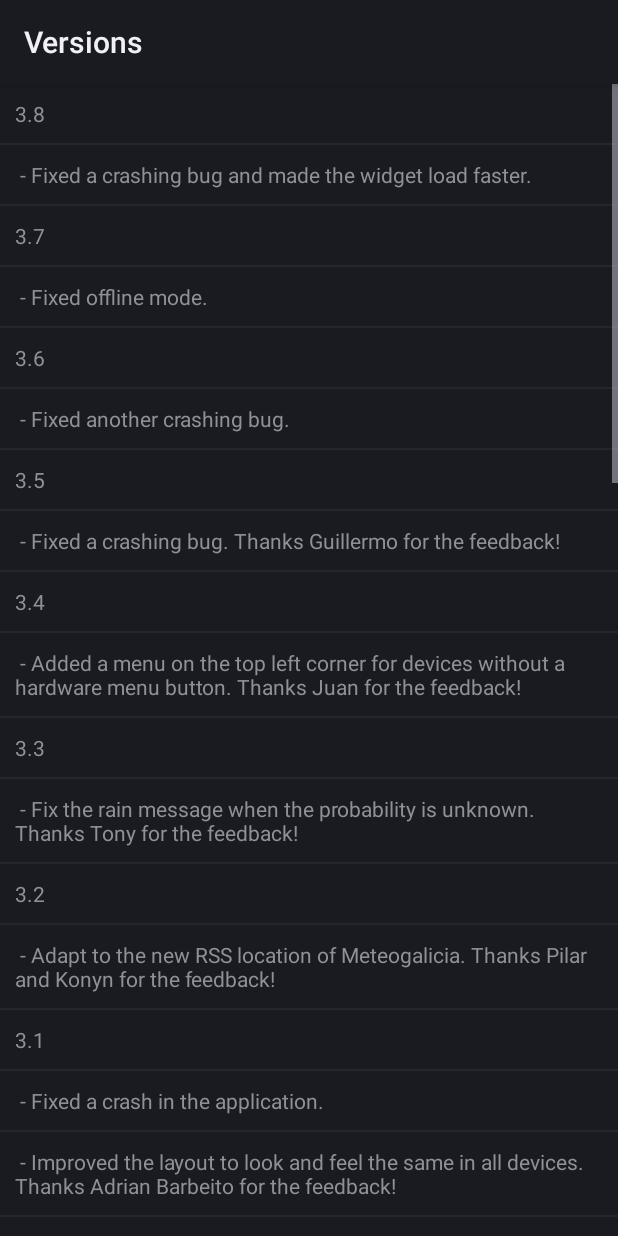
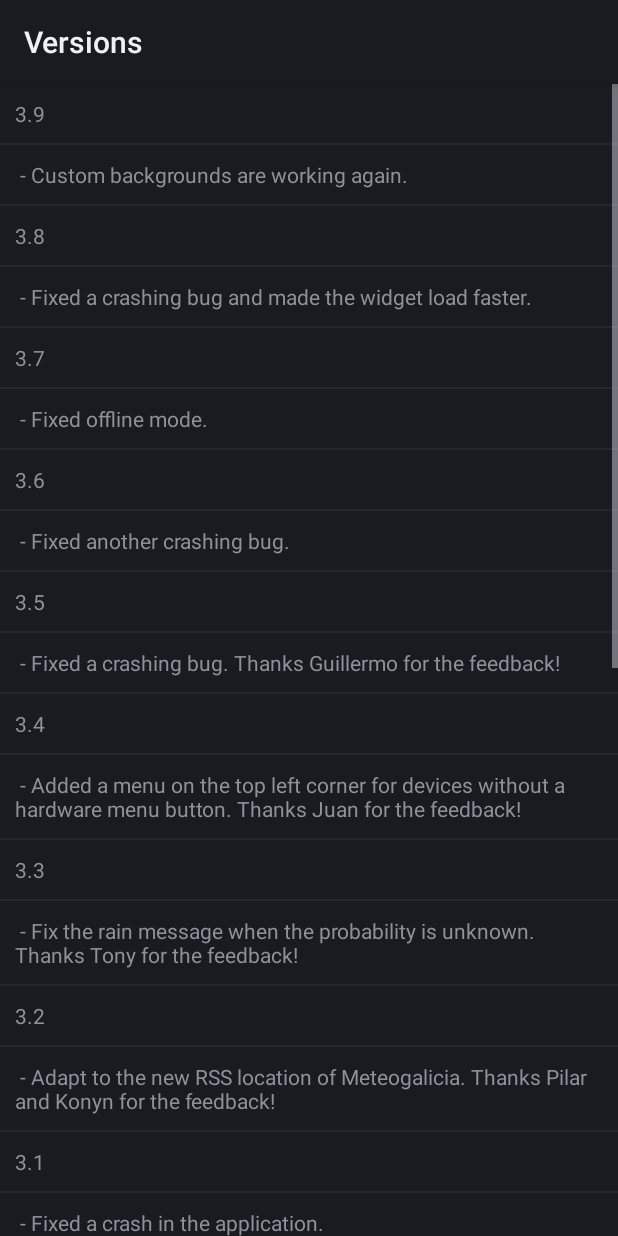
Before and after one commit to rubenlg/otempo, an Android app: the screen it shows after launch (ChangeLog), after a tap on "Versions", on a phone screen of 412 x 824 dp. Run offline under Robolectric (Android 15) with nearby library versions, the phone set to English and light mode, and no system bars; 4 statements that could not run were skipped; 1 other tap on this screen came first.

Commit message:
Fix custom backgrounds. Bump version code.

```diff
--- a/app/src/main/AndroidManifest.xml
+++ b/app/src/main/AndroidManifest.xml
@@ -1,12 +1,14 @@
 <?xml version="1.0" encoding="utf-8"?>
 <manifest xmlns:android="http://schemas.android.com/apk/res/android"
     package="org.otempo"
-    android:versionCode="29"
-    android:versionName="3.8">
+    android:versionCode="30"
+    android:versionName="3.9">
 
     <uses-permission android:name="android.permission.INTERNET" />
     <uses-permission android:name="android.permission.ACCESS_COARSE_LOCATION" />
     <uses-permission android:name="android.permission.ACCESS_NETWORK_STATE" />
+    <!-- This one is needed for the custom backgrounds -->
+    <uses-permission android:name="android.permission.READ_EXTERNAL_STORAGE" />
 
     <application
         android:allowBackup="false"
--- a/app/src/main/java/org/otempo/view/ChangeLog.java
+++ b/app/src/main/java/org/otempo/view/ChangeLog.java
@@ -34,6 +34,7 @@ public class ChangeLog extends ListActivity {
     protected void onCreate(Bundle savedInstanceState) {
         super.onCreate(savedInstanceState);
         Version[] versions = {
+                new Version("3.9", R.array.changelog_3_9),
                 new Version("3.8", R.array.changelog_3_8),
                 new Version("3.7", R.array.changelog_3_7),
                 new Version("3.6", R.array.changelog_3_6),
@@ -47,11 +48,6 @@ public class ChangeLog extends ListActivity {
                 new Version("2.7", R.array.changelog_2_7),
                 new Version("2.6", R.array.changelog_2_6),
                 new Version("2.5", R.array.changelog_2_5),
-                new Version("2.4", R.array.changelog_2_4),
-                new Version("2.3", R.array.changelog_2_3),
-                new Version("2.2", R.array.changelog_2_2),
-                new Version("2.1", R.array.changelog_2_1),
-                new Version("2.0", R.array.changelog_2_0),
         };
 
         ArrayList<String> changes = new ArrayList<>();
--- a/app/src/main/java/org/otempo/view/StationActivity.java
+++ b/app/src/main/java/org/otempo/view/StationActivity.java
@@ -243,7 +243,7 @@ public class StationActivity extends Activity implements OnSharedPreferenceChang
     @Override
     protected void onResume() {
         super.onResume();
-        maybeRequestPermission();
+        maybeRequestLocationPermission();
         Station station = _stationManager.getStation();
         if (station != null) {
             fetchThenShow(station, false);
@@ -343,13 +343,14 @@ public class StationActivity extends Activity implements OnSharedPreferenceChang
                 findViewById(R.id.scrollView).setBackgroundResource(R.drawable.background);
             }
         } else if (_background.equals("user_image")) {
+            maybeRequestStoragePermission();
             String fileName = prefs.getString(Preferences.PREF_BACKGROUND_USER_IMAGE, "");
             // No permitimos imágenes de más de 1000 pixeles de ancho o alto, para no petar la memoria con esta imagen
             int maxW = Math.max((int) (getResources().getDisplayMetrics().widthPixels * 1.5), 1000);
             int maxH = Math.max((int) (getResources().getDisplayMetrics().heightPixels * 1.5), 1000);
             Bitmap bitmap = BitmapUtils.safeDecodeFile(new File(fileName), maxW, maxH);
-            BitmapDrawable image = new BitmapDrawable(bitmap);
-            findViewById(R.id.scrollView).setBackgroundDrawable(image);
+            BitmapDrawable image = new BitmapDrawable(getResources(), bitmap);
+            findViewById(R.id.scrollView).setBackground(image);
         }
         if (mustUpdate) {
             updateLayout();
@@ -660,23 +661,6 @@ public class StationActivity extends Activity implements OnSharedPreferenceChang
             // Nada que hacer
         }
     }
-/*
-    @Override
-    public void internetError() {
-        runOnUiThread(new Runnable() {
-            @Override
-            public void run() {
-                removeDialog(DIALOG_LOADING_ID);
-                _dialogLoadingShown = false;
-                Toast.makeText(getApplicationContext(), R.string.internet_error, Toast.LENGTH_LONG).show();
-                LinearLayout scrolled = findViewById(R.id.scrolled);
-                scrolled.removeAllViews();
-            }
-        });
-    }
-
-
-*/
 
     private void fetchThenShow(final Station station, final boolean checkIfWasAlreadyLatest) {
         final Calendar previousPredictionTime = station.getLastCreationDate();
@@ -716,12 +700,21 @@ public class StationActivity extends Activity implements OnSharedPreferenceChang
         return list;
     }
 
-    private void maybeRequestPermission() {
+    private void maybeRequestLocationPermission() {
         if (Build.VERSION.SDK_INT < 23) {
             return;
         }
         if (ContextCompat.checkSelfPermission(this, android.Manifest.permission.ACCESS_COARSE_LOCATION) != PackageManager.PERMISSION_GRANTED) {
             ActivityCompat.requestPermissions(this, new String[]{android.Manifest.permission.ACCESS_COARSE_LOCATION}, 0);
+        }
+    }
+
+    private void maybeRequestStoragePermission() {
+        if (Build.VERSION.SDK_INT < 23) {
+            return;
+        }
+        if (ContextCompat.checkSelfPermission(this, android.Manifest.permission.READ_EXTERNAL_STORAGE) != PackageManager.PERMISSION_GRANTED) {
+            ActivityCompat.requestPermissions(this, new String[]{android.Manifest.permission.READ_EXTERNAL_STORAGE}, 0);
         }
     }
 
@@ -736,6 +729,9 @@ public class StationActivity extends Activity implements OnSharedPreferenceChang
                     Spinner stationSpinner = findViewById(R.id.stationSpinner);
                     stationSpinner.setSelection(_stationAdapter.getPosition(_stationManager.getStation()));
                 }
+            } else if (permissions[i].equals(android.Manifest.permission.READ_EXTERNAL_STORAGE) &&
+                    grantResults[i] == PackageManager.PERMISSION_GRANTED) {
+                reloadPreferences();
             }
         }
     }
--- a/app/src/main/res/values/strings.xml
+++ b/app/src/main/res/values/strings.xml
@@ -123,6 +123,9 @@
 	<string name="wind_very_strong_southwest">very strong southwest</string>
 	<string name="wind_very_strong_west">very strong west</string>
 
+	<string-array name="changelog_3_9">
+		<item>Custom backgrounds are working again.</item>
+	</string-array>
 	<string-array name="changelog_3_8">
 		<item>Fixed a crashing bug and made the widget load faster.</item>
 	</string-array>
```
Also changed, not shown: 2 other files.
